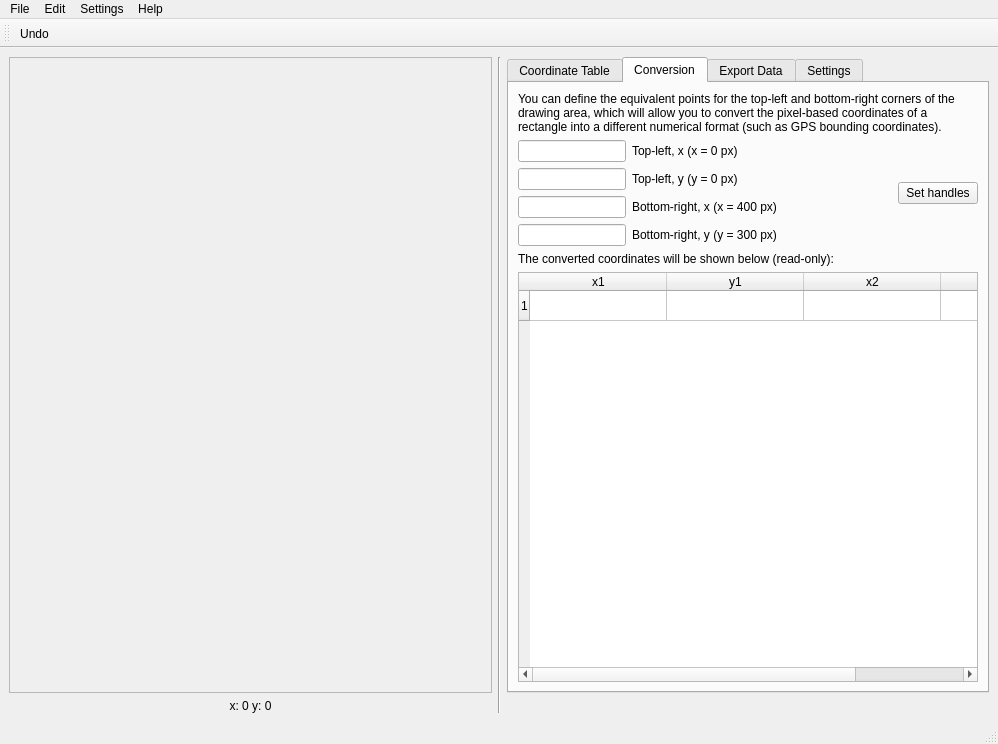
The window that src/main/resources/base/rectmap.ui (lgactna/RectangleMappingTool) describes before a commit, drawn with Qt 5.
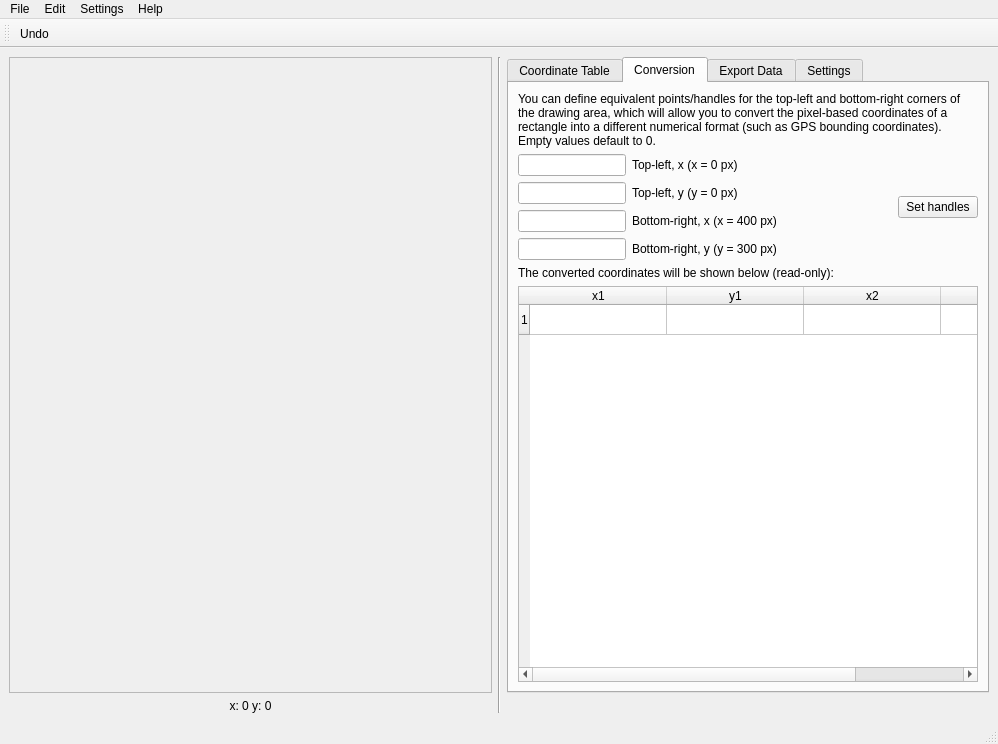
The same window after the commit.

Commit message: more detailed validation/def behavior

Diff of the .ui file:
```diff
--- a/src/main/resources/base/rectmap.ui
+++ b/src/main/resources/base/rectmap.ui
@@ -204,7 +204,7 @@
         <item>
          <widget class="QLabel" name="label_2">
           <property name="text">
-           <string>You can define the equivalent points for the top-left and bottom-right corners of the drawing area, which will allow you to convert the pixel-based coordinates of a rectangle into a different numerical format (such as GPS bounding coordinates).</string>
+           <string>You can define equivalent points/handles for the top-left and bottom-right corners of the drawing area, which will allow you to convert the pixel-based coordinates of a rectangle into a different numerical format (such as GPS bounding coordinates). Empty values default to 0.</string>
           </property>
           <property name="wordWrap">
            <bool>true</bool>
```
Left out of the diff: 4 changed lines with no effect on the pictures. The commit also changes 2 other files.
